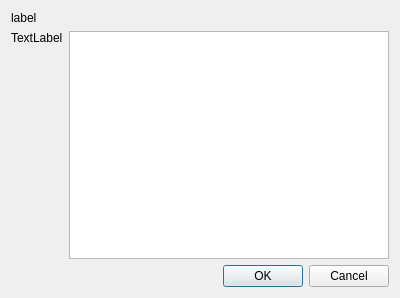
Above: UI/ProcessConfirm.ui from towel42-com/MediaManager before the change. Below: the same form after it.
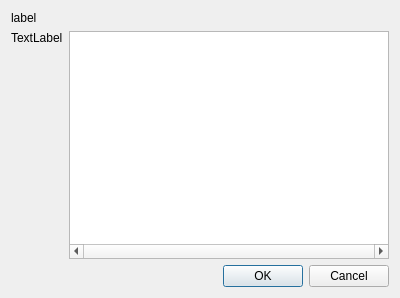
That is the form after the change.

Commit message: For the process confirmation, fully expand dialog

Patch:
```diff
--- a/UI/ProcessConfirm.ui
+++ b/UI/ProcessConfirm.ui
@@ -50,9 +50,15 @@
    </item>
    <item row="1" column="1" rowspan="2">
     <widget class="QTreeView" name="transformations">
+     <property name="horizontalScrollBarPolicy">
+      <enum>Qt::ScrollBarAlwaysOn</enum>
+     </property>
      <property name="alternatingRowColors">
       <bool>true</bool>
      </property>
+     <property name="textElideMode">
+      <enum>Qt::ElideNone</enum>
+     </property>
      <attribute name="headerVisible">
       <bool>false</bool>
      </attribute>
```
The commit also changes 1 other file.
